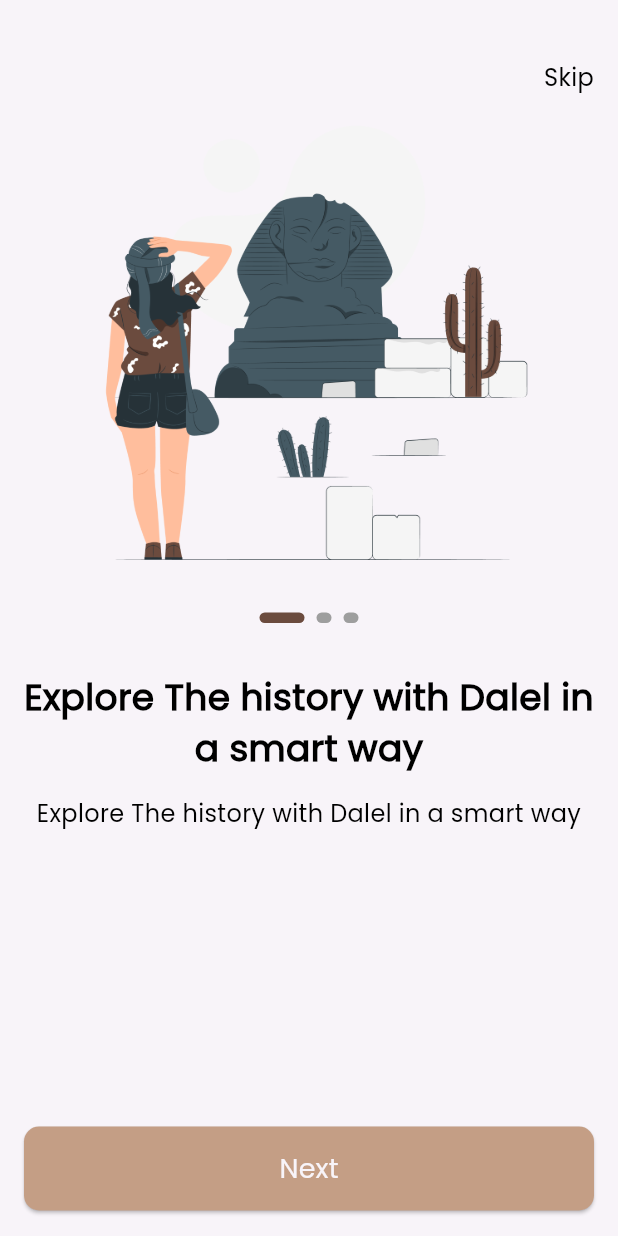
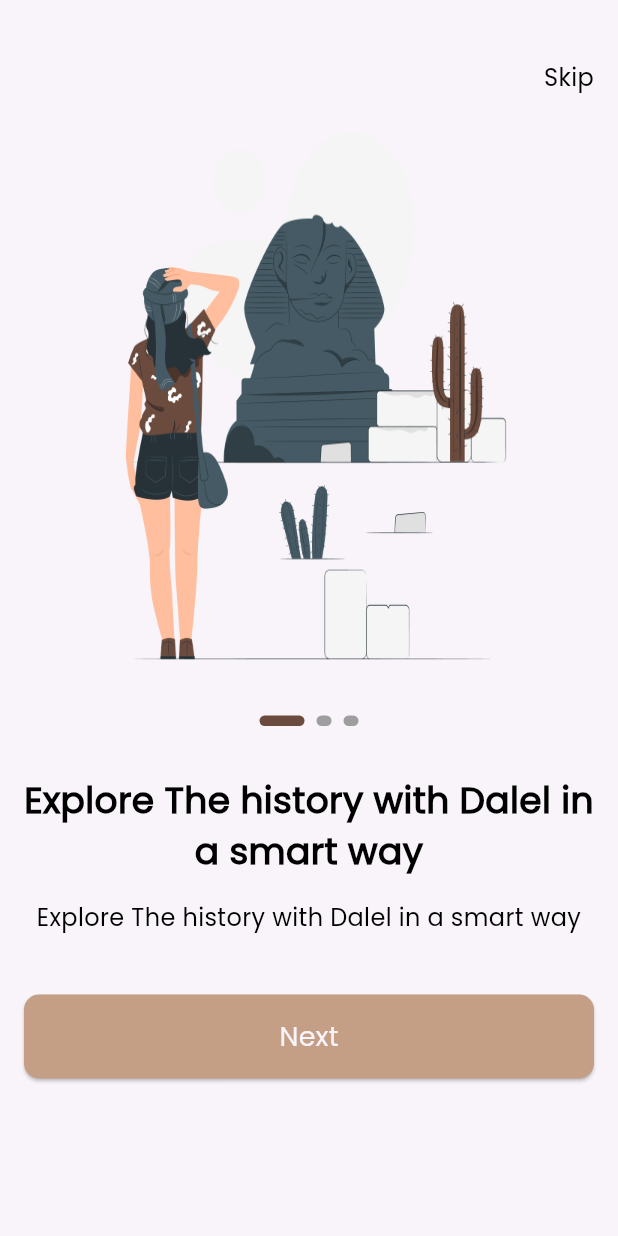
Before and after one commit to Elnahas/dalel, a Flutter app: the screen it shows after launch, on a phone screen of 412 x 824 dp. Run offline on Flutter 3.47's test engine with Material 3 defaults, Android fonts, the phone set to English and light mode, and no system bars; drawn by our look-alikes of smooth_page_indicator; our stand-ins replace go_router.

Commit message:
refactor our code

```diff
--- a/lib/core/functions/navigation.dart
+++ b/lib/core/functions/navigation.dart
@@ -3,3 +3,7 @@
 void customNavigate(context , String path) {
     GoRouter.of(context).push(path);
   }
+
+  void customReplacementNavigate(context , String path) {
+    GoRouter.of(context).pushReplacement(path);
+  }
--- a/lib/features/on_boarding/views/on_boarding_view.dart
+++ b/lib/features/on_boarding/views/on_boarding_view.dart
@@ -15,7 +15,8 @@ class OnBoardingView extends StatelessWidget {
       child: Scaffold(
         body: Padding(
           padding: const EdgeInsets.symmetric(horizontal: 16.0),
-          child: Column(
+          child: ListView(
+            physics: BouncingScrollPhysics(),
             children: [
               SizedBox(height: 40,),
 
--- a/lib/features/on_boarding/views/widgets/on_boarding_widget_body.dart
+++ b/lib/features/on_boarding/views/widgets/on_boarding_widget_body.dart
@@ -11,21 +11,31 @@ class OnBoardingWidgetBody extends StatelessWidget {
 
   @override
   Widget build(BuildContext context) {
-    return Expanded(
+    return SizedBox(
+      height: 600,
       child: PageView.builder(
+        physics: BouncingScrollPhysics(),
         controller: _controller,
         itemCount: 3,
         itemBuilder: (context, index) {
-          return Column(
+          return  Column(
             children: [
-              Image.asset(Assets.assetsImagesOnBoarding1),
-              SizedBox(
+              Container(
+                height: 390,
+                width: 343,
+                decoration: const BoxDecoration(
+
+                    image: DecorationImage(
+                      fit: BoxFit.fill,
+                        image: AssetImage(Assets.assetsImagesOnBoarding1))),
+              ),
+             const SizedBox(
                 height: 24,
               ),
               CustomSmoothPageIndicator(
                 controller: _controller,
               ),
-                      SizedBox(
+             const SizedBox(
                 height: 32,
               ),
               Text(
@@ -33,11 +43,13 @@ class OnBoardingWidgetBody extends StatelessWidget {
                 style: CustomTextStyles.poppins500style24
                     .copyWith(fontWeight: FontWeight.bold),
                 textAlign: TextAlign.center,
+                maxLines: 2,
+                overflow: TextOverflow.ellipsis,
               ),
-                      SizedBox(
+             const SizedBox(
                 height: 16,
               ),
-              Text(
+             const Text(
                 "Explore The history with Dalel in a smart way",
                 style: CustomTextStyles.poppins300style16,
                 textAlign: TextAlign.center,
--- a/lib/features/splash/views/splash_view.dart
+++ b/lib/features/splash/views/splash_view.dart
@@ -22,7 +22,7 @@ class _SplashViewState extends State<SplashView> {
   void delayedNavigate(context) {
     Future.delayed(Duration(seconds: 2), () {
 
-      customNavigate( context, "/onBoarding");
+      customReplacementNavigate( context, "/onBoarding");
 
     },);
   }
```
